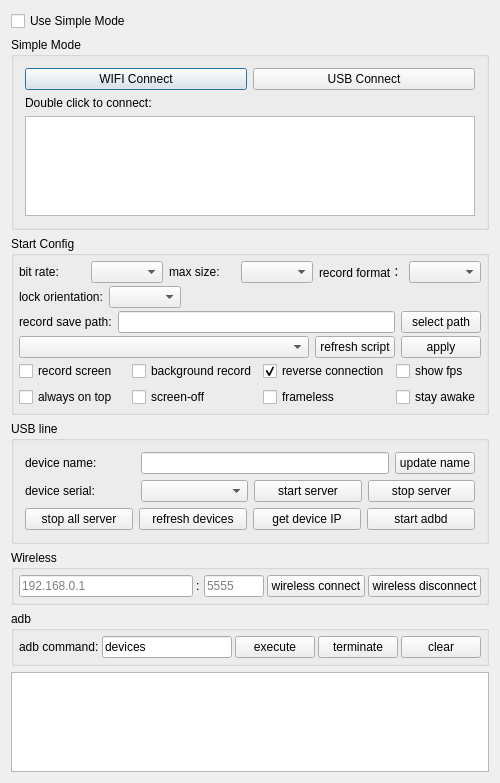
The window that QtScrcpy/dialog.ui (barry-ran/QtScrcpy) describes before a commit, drawn with Qt 5.
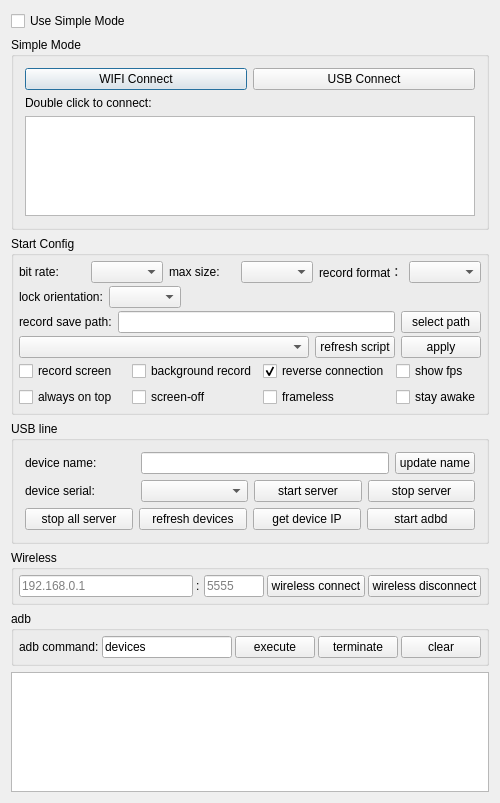
The same window after the commit.

Commit message: feat: update dialog height

The edit to the form file:
```diff
--- a/QtScrcpy/dialog.ui
+++ b/QtScrcpy/dialog.ui
@@ -772,13 +772,13 @@
      <property name="minimumSize">
       <size>
        <width>0</width>
-       <height>100</height>
+       <height>120</height>
       </size>
      </property>
      <property name="maximumSize">
       <size>
        <width>16777215</width>
-       <height>100</height>
+       <height>120</height>
       </size>
      </property>
      <property name="focusPolicy">
```
